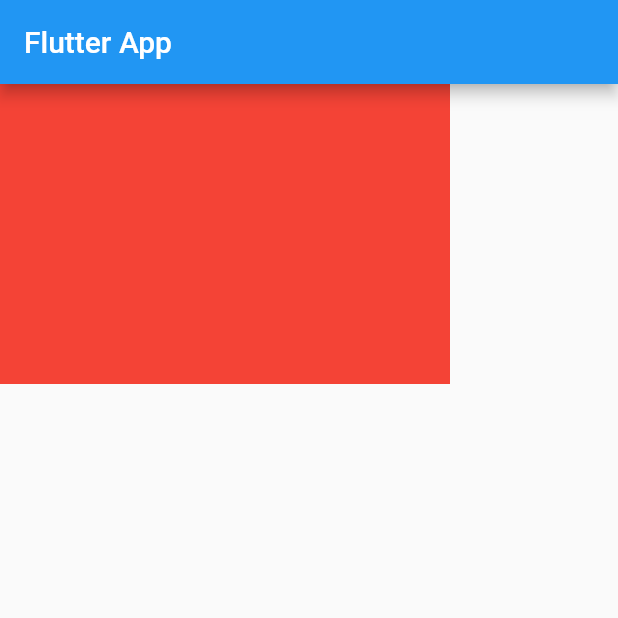
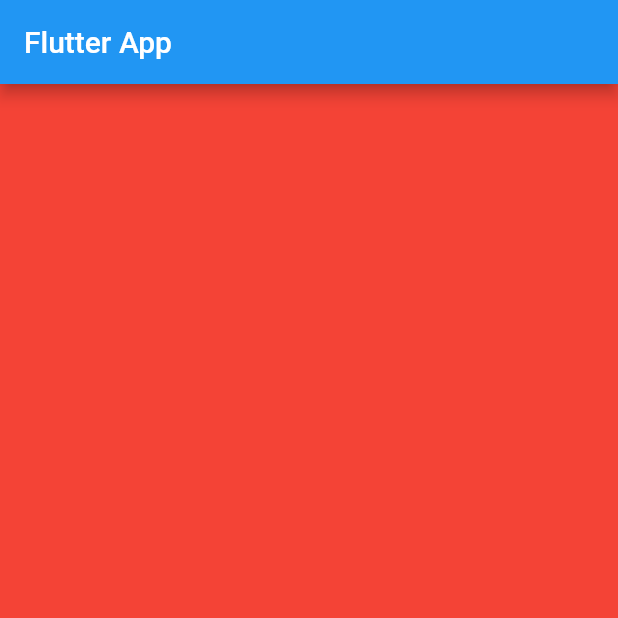
Before and after one commit to dipeshkoirala21/flutter_medium, a Flutter app: the screen it shows after launch, on a phone screen of 412 x 824 dp, the top half of it. Run offline on Flutter 3.47's test engine with Material 2 defaults, Android fonts, the phone set to English and light mode, and no system bars.

Commit message:
feat: pageview

```diff
--- a/lib/main.dart
+++ b/lib/main.dart
@@ -34,12 +34,19 @@ class _MyHomePageState extends State<MyHomePage> {
         appBar: AppBar(
           title: const Text('Flutter App'),
         ),
-        body: SizedBox(
-          width: 300,
-          height: 200,
-          child: Container(
-            color: Colors.red,
-          ),
+        body: PageView(
+          scrollDirection: Axis.vertical,
+          children: [
+            Container(
+              color: Colors.red,
+            ),
+            Container(
+              color: Colors.blue,
+            ),
+            Container(
+              color: Colors.green,
+            )
+          ],
         ));
   }
 }
```
